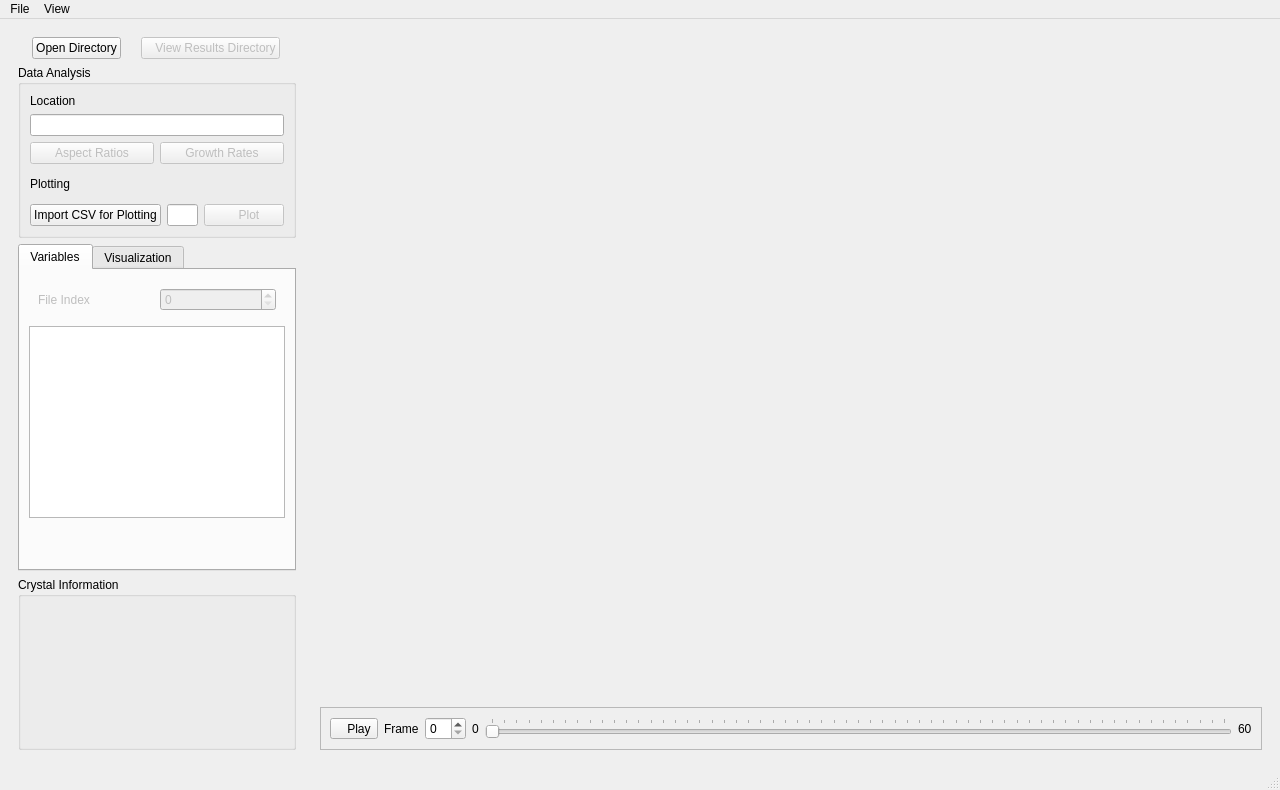
Qt form src/cgaspects/gui/window.ui (CrystalGrowerOrg/cgaspects) before a commit.
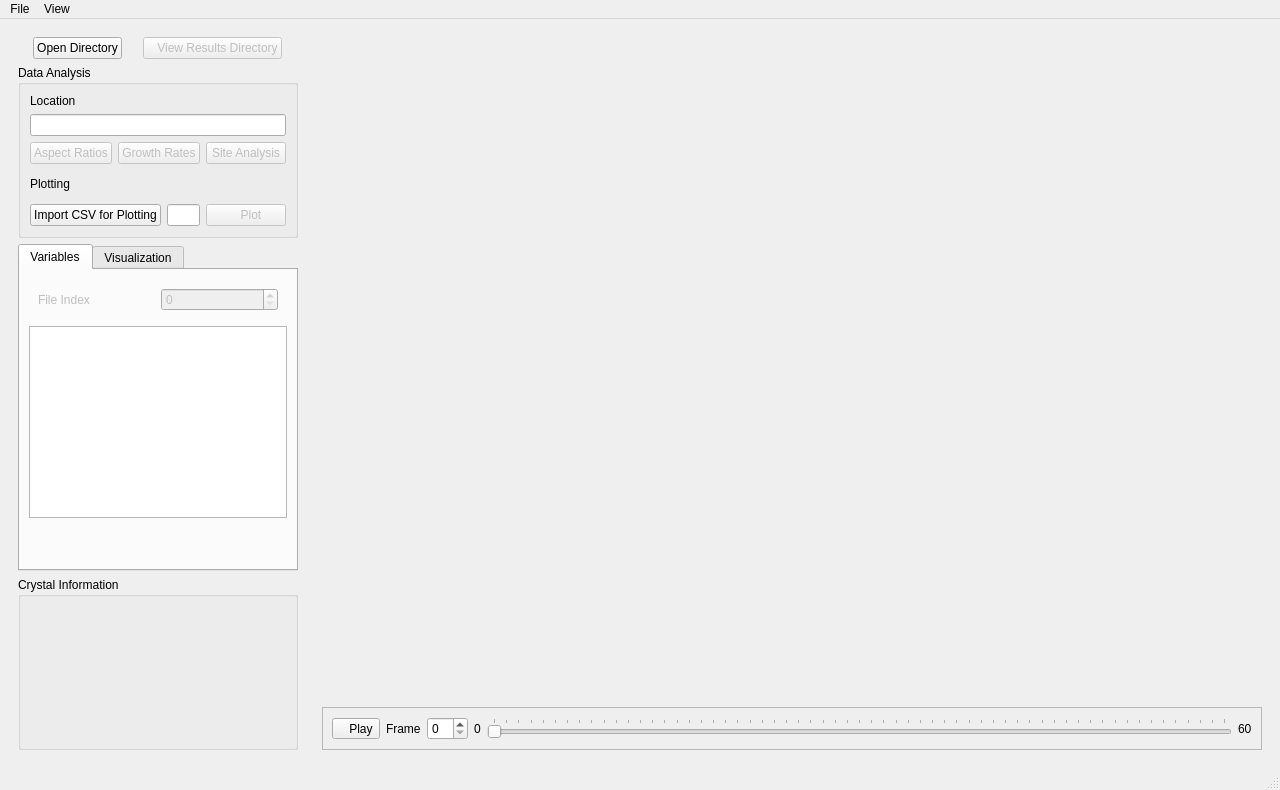
The same form after that commit. Icons and pictures are not drawn.

Commit message: added site analysis and site analysis tests

Diff of the .ui file:
```diff
--- a/src/cgaspects/gui/window.ui
+++ b/src/cgaspects/gui/window.ui
@@ -47,8 +47,8 @@
         <rect>
          <x>0</x>
          <y>0</y>
-         <width>870</width>
-         <height>715</height>
+         <width>826</width>
+         <height>722</height>
         </rect>
        </property>
        <layout class="QGridLayout" name="gridLayout_3">
@@ -337,6 +337,25 @@
               </property>
              </widget>
             </item>
+            <item>
+             <widget class="QPushButton" name="site_analysis_pushButton">
+              <property name="enabled">
+               <bool>false</bool>
+              </property>
+              <property name="sizePolicy">
+               <sizepolicy hsizetype="Minimum" vsizetype="Fixed">
+                <horstretch>0</horstretch>
+                <verstretch>0</verstretch>
+               </sizepolicy>
+              </property>
+              <property name="toolTip">
+               <string>Perform growth rate calculations</string>
+              </property>
+              <property name="text">
+               <string>Site Analysis</string>
+              </property>
+             </widget>
+            </item>
            </layout>
           </item>
           <item>
```
The commit also changes 17 other files.
